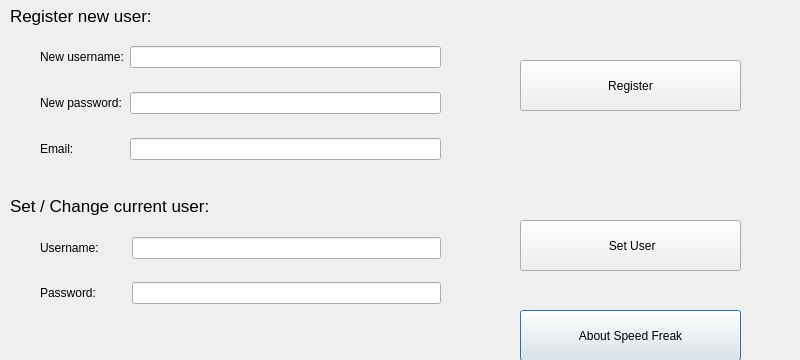
First picture: the form in Client/settingsdialog.ui, repository ArtemD/SpeedFreak, before the edit.
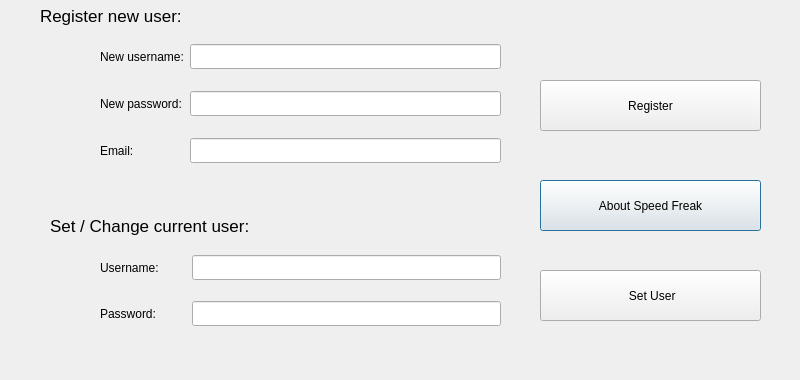
Second picture: the form after the edit. Icons and pictures are not drawn.

The edit to the form file:
```diff
--- a/Client/settingsdialog.ui
+++ b/Client/settingsdialog.ui
@@ -7,7 +7,7 @@
     <x>0</x>
     <y>0</y>
     <width>800</width>
-    <height>360</height>
+    <height>380</height>
    </rect>
   </property>
   <property name="windowTitle">
@@ -16,8 +16,8 @@
   <widget class="QPushButton" name="pushButtonHelp">
    <property name="geometry">
     <rect>
-     <x>520</x>
-     <y>310</y>
+     <x>540</x>
+     <y>180</y>
      <width>221</width>
      <height>51</height>
     </rect>
@@ -29,8 +29,8 @@
   <widget class="QLabel" name="setUserLabel">
    <property name="geometry">
     <rect>
-     <x>10</x>
-     <y>190</y>
+     <x>50</x>
+     <y>210</y>
      <width>371</width>
      <height>31</height>
     </rect>
@@ -47,8 +47,8 @@
   <widget class="QPushButton" name="setUserPushButton">
    <property name="geometry">
     <rect>
-     <x>520</x>
-     <y>220</y>
+     <x>540</x>
+     <y>270</y>
      <width>221</width>
      <height>51</height>
     </rect>
@@ -60,7 +60,7 @@
   <widget class="QLabel" name="registrateLabel">
    <property name="geometry">
     <rect>
-     <x>10</x>
+     <x>40</x>
      <y>0</y>
      <width>271</width>
      <height>31</height>
@@ -78,8 +78,8 @@
   <widget class="QPushButton" name="registratePushButton">
    <property name="geometry">
     <rect>
-     <x>520</x>
-     <y>60</y>
+     <x>540</x>
+     <y>80</y>
      <width>221</width>
      <height>51</height>
     </rect>
@@ -91,8 +91,8 @@
   <widget class="QWidget" name="layoutWidget">
    <property name="geometry">
     <rect>
-     <x>40</x>
-     <y>220</y>
+     <x>100</x>
+     <y>240</y>
      <width>401</width>
      <height>101</height>
     </rect>
@@ -110,7 +110,7 @@
       <property name="font">
        <font>
         <family>Bitstream Charter</family>
-        <pointsize>8</pointsize>
+        <pointsize>10</pointsize>
        </font>
       </property>
       <property name="maxLength">
@@ -130,7 +130,7 @@
       <property name="font">
        <font>
         <family>Bitstream Charter</family>
-        <pointsize>8</pointsize>
+        <pointsize>10</pointsize>
        </font>
       </property>
       <property name="maxLength">
@@ -156,10 +156,10 @@
     <string/>
    </property>
   </widget>
-  <widget class="QWidget" name="">
+  <widget class="QWidget" name="layoutWidget">
    <property name="geometry">
     <rect>
-     <x>40</x>
+     <x>100</x>
      <y>28</y>
      <width>401</width>
      <height>151</height>
@@ -178,7 +178,7 @@
       <property name="font">
        <font>
         <family>Bitstream Charter</family>
-        <pointsize>8</pointsize>
+        <pointsize>10</pointsize>
        </font>
       </property>
       <property name="maxLength">
@@ -198,7 +198,7 @@
       <property name="font">
        <font>
         <family>Bitstream Charter</family>
-        <pointsize>8</pointsize>
+        <pointsize>10</pointsize>
        </font>
       </property>
       <property name="maxLength">
@@ -221,7 +221,7 @@
       <property name="font">
        <font>
         <family>Bitstream Charter</family>
-        <pointsize>8</pointsize>
+        <pointsize>10</pointsize>
        </font>
       </property>
       <property name="maxLength">
@@ -231,6 +231,31 @@
     </item>
    </layout>
   </widget>
+  <widget class="QLabel" name="label">
+   <property name="geometry">
+    <rect>
+     <x>0</x>
+     <y>230</y>
+     <width>150</width>
+     <height>150</height>
+    </rect>
+   </property>
+   <property name="text">
+    <string/>
+   </property>
+   <property name="pixmap">
+    <pixmap resource="graphics.qrc">:/new/prefix1/Graphics/sf.png</pixmap>
+   </property>
+  </widget>
+  <zorder>label</zorder>
+  <zorder>pushButtonHelp</zorder>
+  <zorder>setUserLabel</zorder>
+  <zorder>setUserPushButton</zorder>
+  <zorder>registrateLabel</zorder>
+  <zorder>registratePushButton</zorder>
+  <zorder>layoutWidget</zorder>
+  <zorder>labelInfoToUser</zorder>
+  <zorder>layoutWidget</zorder>
  </widget>
  <tabstops>
   <tabstop>regUserNameLineEdit</tabstop>
```
Left out of the diff: 4 changed lines with no effect on the pictures.
